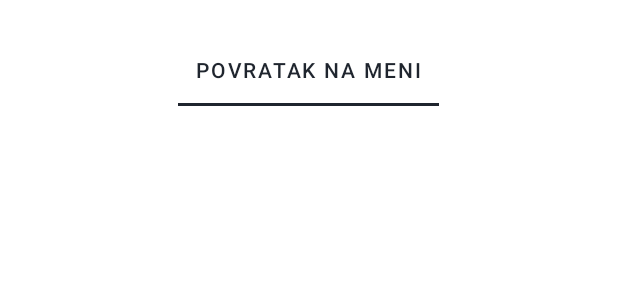
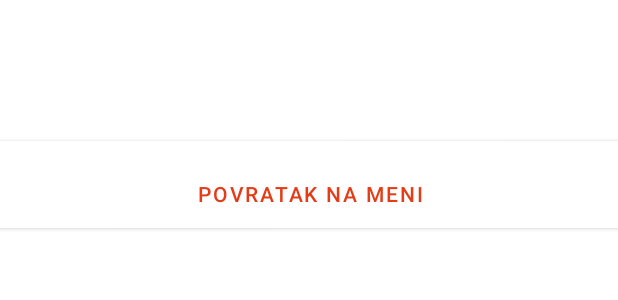
Before and after one commit to pavle0903/Singidunum-RMA-Projekat, an Android app: the layout predsednicki.xml on its own in the app's theme, with its tools: preview values and no code run, on a phone screen of 412 x 824 dp. Shown: the top 300 px of the screen. Run offline under Robolectric (Android 15) with nearby library versions, the phone set to English and light mode, and no system bars; network calls fail.

Commit message:
menu and stuffs

```diff
--- a/app/src/main/res/layout/predsednicki.xml
+++ b/app/src/main/res/layout/predsednicki.xml
@@ -22,21 +22,16 @@
             android:orientation="vertical" />
     </ScrollView>
 
-    <com.google.android.material.tabs.TabLayout
-        android:layout_width="match_parent"
-        android:layout_height="wrap_content"
-        android:layout_marginBottom="9dp"
+    <Button
+        android:id="@+id/meniButton"
+        android:layout_width="420dp"
+        android:layout_height="70dp"
+        android:paddingTop="16dp"
+        android:text="POVRATAK NA MENI"
+        android:textColor="#E33C17"
+        app:backgroundTint="#FFFFFF"
         app:layout_constraintBottom_toTopOf="@+id/scrollView2"
         app:layout_constraintEnd_toEndOf="parent"
-        app:layout_constraintHorizontal_bias="0.0"
-        app:layout_constraintStart_toStartOf="parent"
-        app:layout_constraintTop_toTopOf="parent"
-        app:layout_constraintVertical_bias="0.222">
+        app:layout_constraintStart_toStartOf="parent" />
 
-        <com.google.android.material.tabs.TabItem
-            android:id="@+id/tabItem"
-            android:layout_width="wrap_content"
-            android:layout_height="wrap_content"
-            android:text="POVRATAK NA MENI" />
-    </com.google.android.material.tabs.TabLayout>
 </androidx.constraintlayout.widget.ConstraintLayout>
```
Also changed, not shown: app/src/main/java/com/example/universityproject/Database.java (+24 -2 lines), app/src/main/java/com/example/universityproject/HomePage.java (+37 -0 lines), app/src/main/java/com/example/universityproject/MainActivity.java (+10 -2 lines), app/src/main/java/com/example/universityproject/Predsednicki.java (+121 -4 lines), app/src/main/java/com/example/universityproject/Register.java (+22 -1 lines), app/src/main/java/com/example/universityproject/Users.java (+17 -1 lines), app/src/main/java/com/example/universityproject/UsersRepository.java (+9 -1 lines), app/src/main/res/layout/homepage.xml (+7 -5 lines).
